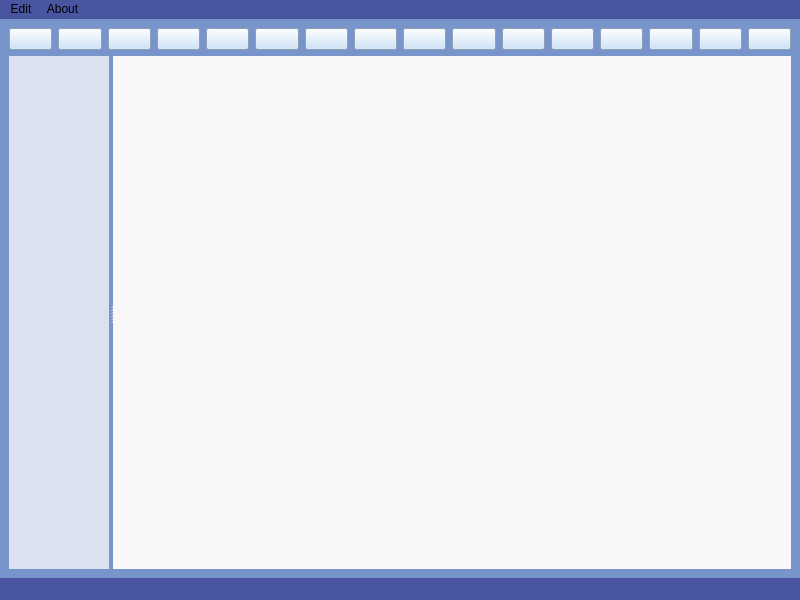
First picture: the form in xentype/mainwindow.ui, repository TheRealSlimShadies/XenType, before the edit.
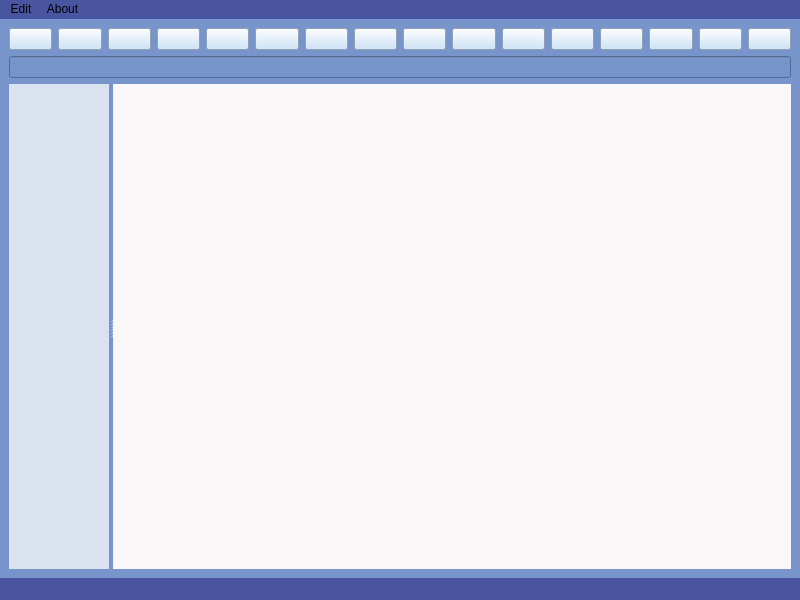
Second picture: the form after the edit. Icons and pictures are not drawn. Custom widgets are drawn as their Qt base class.

Commit message: made search bar handle to search notes

Patch:
```diff
--- a/xentype/mainwindow.ui
+++ b/xentype/mainwindow.ui
@@ -20,7 +20,7 @@
    <property name="styleSheet">
     <string notr="true">background-color: #7895CB</string>
    </property>
-   <layout class="QVBoxLayout" name="verticalLayout" stretch="0,1">
+   <layout class="QVBoxLayout" name="verticalLayout" stretch="0,0,1">
     <item>
      <layout class="QHBoxLayout" name="horizontalLayout">
       <item>
@@ -297,6 +297,9 @@
       </item>
      </layout>
     </item>
+    <item>
+     <widget class="QLineEdit" name="searchLineEdit"/>
+    </item>
     <item>
      <widget class="QSplitter" name="splitter">
       <property name="orientation">
```
The commit also changes 36 other files.
